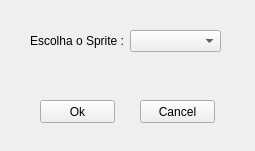
renatolond/DsTools, file SpriteTool/openprojectwindow.ui: the form before one commit.
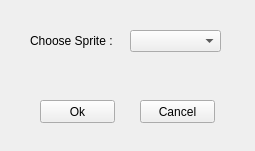
The form after the commit.

The edit to the form file:
```diff
--- a/SpriteTool/openprojectwindow.ui
+++ b/SpriteTool/openprojectwindow.ui
@@ -23,7 +23,7 @@
     </rect>
    </property>
    <property name="text">
-    <string>Escolha o Sprite :</string>
+    <string>Choose Sprite :</string>
    </property>
   </widget>
   <widget class="QComboBox" name="cb_sprite">
```
Left out of the diff: 2 changed lines with no effect on the pictures.
